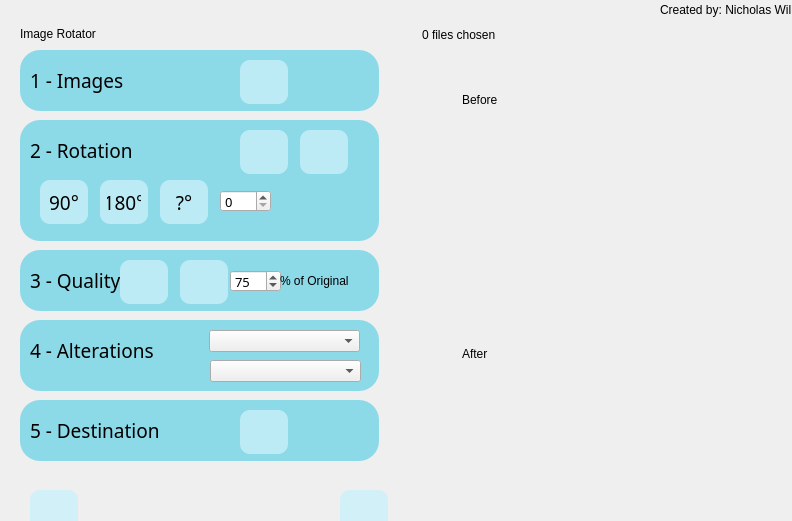
The window that interface.ui (Freddygoestouni/Image-Rotator) describes before a commit, drawn with Qt 5.
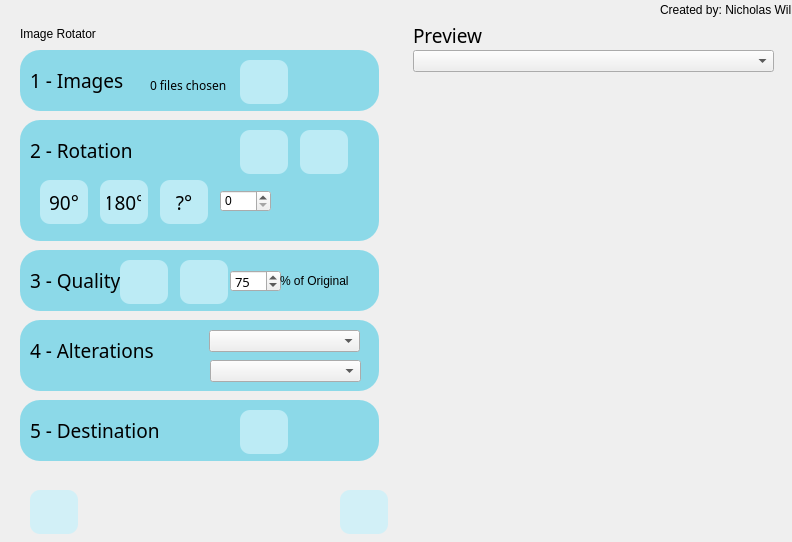
The same window after the commit. Icons and pictures are not drawn.

Commit message:
Rotation Preview
Added functionality to preview the resultant image for any of the selected images

```diff
--- a/interface.ui
+++ b/interface.ui
@@ -7,7 +7,7 @@
     <x>0</x>
     <y>0</y>
     <width>792</width>
-    <height>521</height>
+    <height>542</height>
    </rect>
   </property>
   <property name="windowTitle">
@@ -149,6 +149,24 @@
          </size>
         </property>
        </widget>
+       <widget class="QLabel" name="label_no_files">
+        <property name="geometry">
+         <rect>
+          <x>130</x>
+          <y>20</y>
+          <width>141</width>
+          <height>31</height>
+         </rect>
+        </property>
+        <property name="font">
+         <font>
+          <family>Gill Sans MT</family>
+         </font>
+        </property>
+        <property name="text">
+         <string>0 files chosen</string>
+        </property>
+       </widget>
       </widget>
       <widget class="QGroupBox" name="group_two">
        <property name="geometry">
@@ -381,12 +399,6 @@
           <height>22</height>
          </rect>
         </property>
-        <property name="font">
-         <font>
-          <family>Gill Sans MT</family>
-          <pointsize>10</pointsize>
-         </font>
-        </property>
         <property name="maximum">
          <number>360</number>
         </property>
@@ -763,61 +775,63 @@
     </item>
     <item>
      <widget class="QWidget" name="container_preview" native="true">
-      <layout class="QVBoxLayout" name="verticalLayout">
-       <item>
-        <widget class="QWidget" name="container_before" native="true">
-         <widget class="QLabel" name="label">
-          <property name="geometry">
-           <rect>
-            <x>50</x>
-            <y>50</y>
-            <width>181</width>
-            <height>61</height>
-           </rect>
-          </property>
-          <property name="styleSheet">
-           <string notr="true">font: 28pt &quot;MS Shell Dlg 2&quot;;</string>
-          </property>
-          <property name="text">
-           <string>Before</string>
-          </property>
-         </widget>
-         <widget class="QLabel" name="label_no_files">
-          <property name="geometry">
-           <rect>
-            <x>10</x>
-            <y>0</y>
-            <width>141</width>
-            <height>31</height>
-           </rect>
-          </property>
-          <property name="text">
-           <string>0 files chosen</string>
-          </property>
-         </widget>
-        </widget>
-       </item>
-       <item>
-        <widget class="QWidget" name="container_after" native="true">
-         <widget class="QLabel" name="label_2">
-          <property name="geometry">
-           <rect>
-            <x>50</x>
-            <y>70</y>
-            <width>181</width>
-            <height>61</height>
-           </rect>
-          </property>
-          <property name="styleSheet">
-           <string notr="true">font: 28pt &quot;MS Shell Dlg 2&quot;;</string>
-          </property>
-          <property name="text">
-           <string>After</string>
-          </property>
-         </widget>
-        </widget>
-       </item>
-      </layout>
+      <widget class="QLabel" name="image_after">
+       <property name="geometry">
+        <rect>
+         <x>10</x>
+         <y>70</y>
+         <width>360</width>
+         <height>380</height>
+        </rect>
+       </property>
+       <property name="layoutDirection">
+        <enum>Qt::LeftToRight</enum>
+       </property>
+       <property name="styleSheet">
+        <string notr="true">font: 28pt &quot;MS Shell Dlg 2&quot;;</string>
+       </property>
+       <property name="text">
+        <string/>
+       </property>
+       <property name="alignment">
+        <set>Qt::AlignCenter</set>
+       </property>
+      </widget>
+      <widget class="QComboBox" name="choose_image">
+       <property name="geometry">
+        <rect>
+         <x>10</x>
+         <y>40</y>
+         <width>361</width>
+         <height>22</height>
+        </rect>
+       </property>
+       <property name="font">
+        <font>
+         <family>Gill Sans MT</family>
+         <pointsize>10</pointsize>
+        </font>
+       </property>
+      </widget>
+      <widget class="QLabel" name="label_preview">
+       <property name="geometry">
+        <rect>
+         <x>10</x>
+         <y>10</y>
+         <width>171</width>
+         <height>31</height>
+        </rect>
+       </property>
+       <property name="font">
+        <font>
+         <family>Gill Sans MT</family>
+         <pointsize>14</pointsize>
+        </font>
+       </property>
+       <property name="text">
+        <string>Preview</string>
+       </property>
+      </widget>
      </widget>
     </item>
    </layout>
```
The commit also changes 3 other files.
